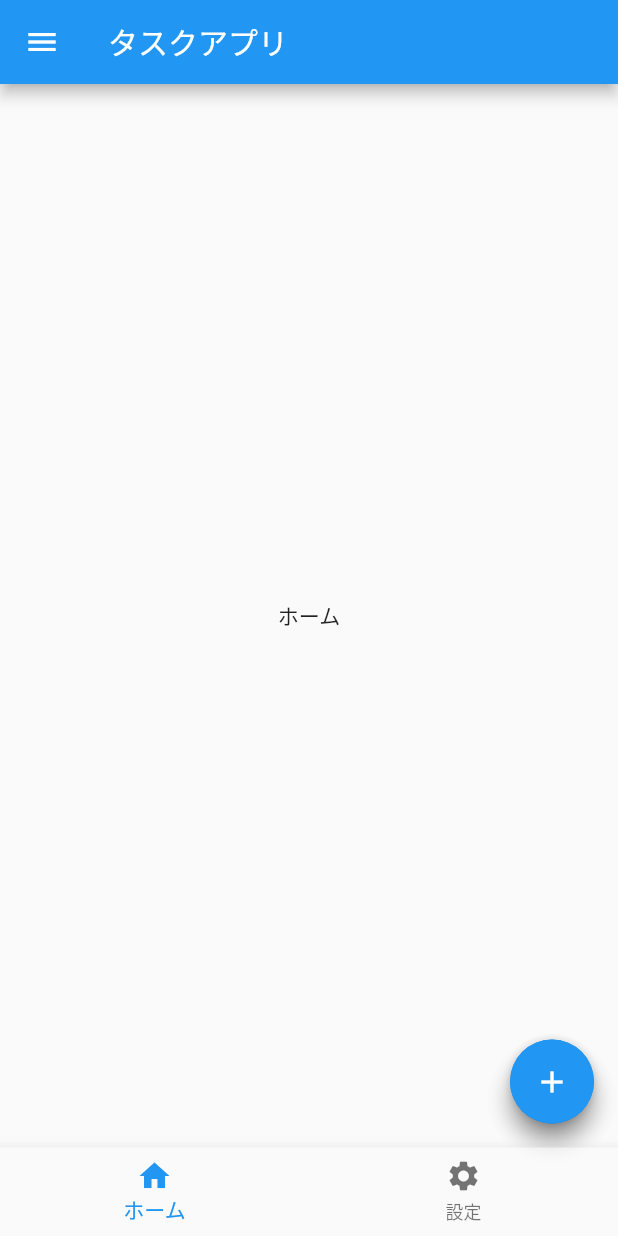
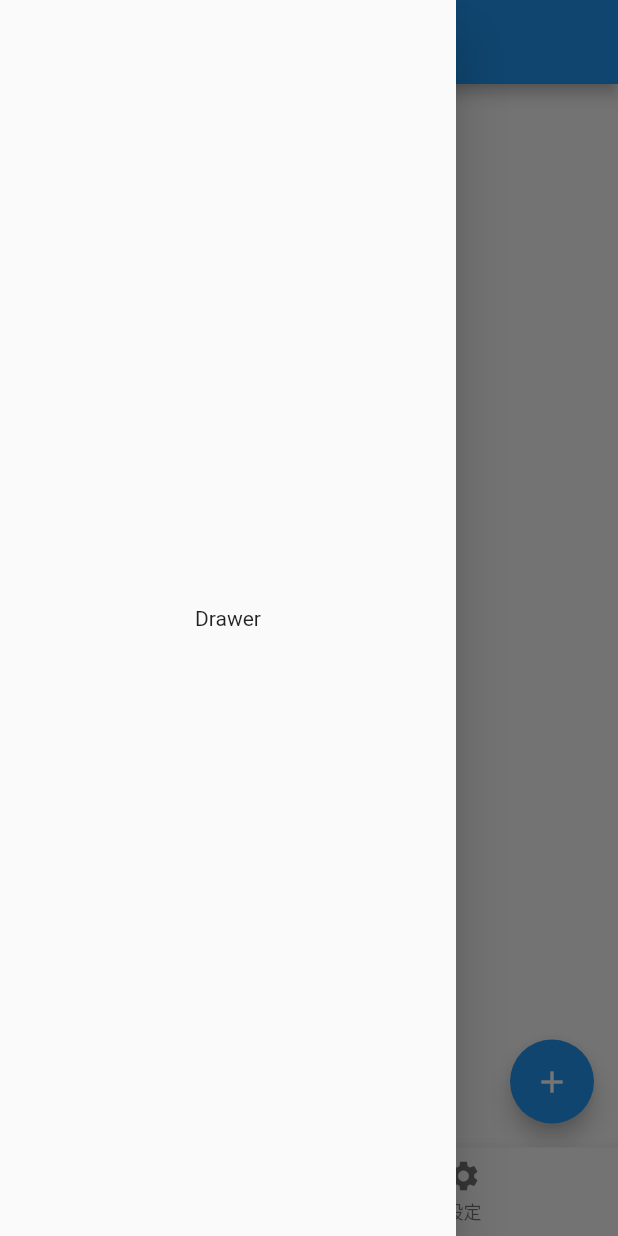
Before and after one commit to otoufu-kun/task_app, a Flutter app: the screen it shows after launch, with the side drawer open (before the commit the screen has no drawer), on a phone screen of 412 x 824 dp. Run offline on Flutter 3.47's test engine with Material 2 defaults, Android fonts, the phone set to English and light mode, and no system bars.

Commit message:
ui変更

```diff
--- a/lib/ui/main_navigation.dart
+++ b/lib/ui/main_navigation.dart
@@ -30,9 +30,8 @@ class _MainBottomNavigationState extends State<MainBottomNavigation> {
         ),
         title: const Text('タスクアプリ'),
         ),
-        floatingActionButton: FloatingActionButton(
-          onPressed: () {},
-          child: Icon(Icons.add),
+        drawer: Drawer(
+          child: Center(child: Text("Drawer"),)
         ),
         bottomNavigationBar: BottomNavigationBar(
           currentIndex: _currentIndex,
```
